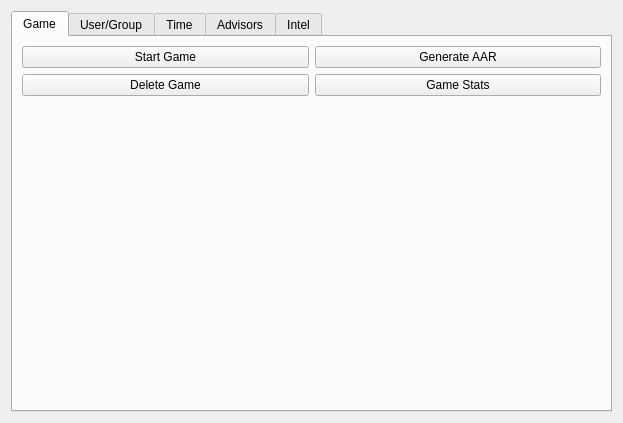
Old version of the form ui/EditScenarioForm.ui in the repository dmzdev/stance.
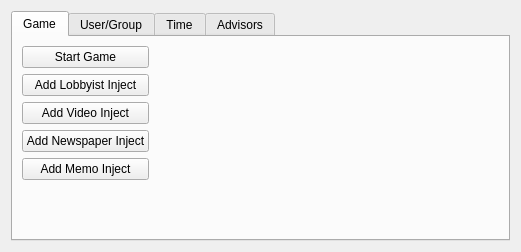
New version of the form. The open tabs and pages were chosen to show the change.

Commit message: Display name in app window title. Admin can see current group's media.

What changed in the file:
```diff
--- a/ui/EditScenarioForm.ui
+++ b/ui/EditScenarioForm.ui
@@ -6,8 +6,8 @@
    <rect>
     <x>0</x>
     <y>0</y>
-    <width>623</width>
-    <height>423</height>
+    <width>521</width>
+    <height>252</height>
    </rect>
   </property>
   <property name="windowTitle">
@@ -25,52 +25,41 @@
       </attribute>
       <layout class="QHBoxLayout" name="horizontalLayout_27">
        <item>
-        <layout class="QVBoxLayout" name="verticalLayout_37">
-         <item>
-          <layout class="QHBoxLayout" name="horizontalLayout_28">
-           <item>
-            <layout class="QVBoxLayout" name="verticalLayout_38">
+        <layout class="QVBoxLayout" name="verticalLayout_4">
              <item>
               <widget class="QPushButton" name="gameStateButton">
-               <property name="sizePolicy">
-                <sizepolicy hsizetype="Minimum" vsizetype="Minimum">
-                 <horstretch>0</horstretch>
-                 <verstretch>0</verstretch>
-                </sizepolicy>
-               </property>
                <property name="text">
                 <string>Start Game</string>
                </property>
               </widget>
              </item>
              <item>
-              <widget class="QPushButton" name="deleteGameButton">
+          <widget class="QPushButton" name="addLobbyistButton">
                <property name="text">
-                <string>Delete Game</string>
+            <string>Add Lobbyist Inject</string>
                </property>
               </widget>
              </item>
-            </layout>
-           </item>
            <item>
-            <layout class="QVBoxLayout" name="verticalLayout_39">
-             <item>
-              <widget class="QPushButton" name="generateReportButton">
+          <widget class="QPushButton" name="addVideoInjectButton">
                <property name="text">
-                <string>Generate AAR</string>
+            <string>Add Video Inject</string>
                </property>
               </widget>
              </item>
              <item>
-              <widget class="QPushButton" name="gameStatsButton">
+          <widget class="QPushButton" name="addNewspaperInjectButton">
                <property name="text">
-                <string>Game Stats</string>
+            <string>Add Newspaper Inject</string>
                </property>
               </widget>
              </item>
-            </layout>
-           </item>
-          </layout>
+         <item>
+          <widget class="QPushButton" name="addMemoInjectButton">
+           <property name="text">
+            <string>Add Memo Inject</string>
+           </property>
+          </widget>
          </item>
          <item>
           <spacer name="verticalSpacer_9">
@@ -80,13 +69,26 @@
            <property name="sizeHint" stdset="0">
             <size>
              <width>20</width>
-             <height>40</height>
+             <height>171</height>
             </size>
            </property>
           </spacer>
          </item>
         </layout>
        </item>
+       <item>
+        <spacer name="horizontalSpacer_2">
+         <property name="orientation">
+          <enum>Qt::Horizontal</enum>
+         </property>
+         <property name="sizeHint" stdset="0">
+          <size>
+           <width>122</width>
+           <height>20</height>
+          </size>
+         </property>
+        </spacer>
+       </item>
       </layout>
      </widget>
      <widget class="QWidget" name="tab_14">
@@ -439,61 +441,6 @@
        </item>
       </layout>
      </widget>
-     <widget class="QWidget" name="tab_18">
-      <attribute name="title">
-       <string>Intel</string>
-      </attribute>
-      <layout class="QVBoxLayout" name="verticalLayout_52">
-       <item>
-        <layout class="QVBoxLayout" name="verticalLayout_53">
-         <item>
-          <layout class="QHBoxLayout" name="horizontalLayout">
-           <item>
-            <widget class="QPushButton" name="addInjectButton">
-             <property name="text">
-              <string>Add Media Inject</string>
-             </property>
-            </widget>
-           </item>
-           <item>
-            <widget class="QPushButton" name="addLobbyistButton">
-             <property name="text">
-              <string>Add Lobbyist Inject</string>
-             </property>
-            </widget>
-           </item>
-           <item>
-            <spacer name="horizontalSpacer">
-             <property name="orientation">
-              <enum>Qt::Horizontal</enum>
-             </property>
-             <property name="sizeHint" stdset="0">
-              <size>
-               <width>40</width>
-               <height>20</height>
-              </size>
-             </property>
-            </spacer>
-           </item>
-          </layout>
-         </item>
-         <item>
-          <spacer name="verticalSpacer_12">
-           <property name="orientation">
-            <enum>Qt::Vertical</enum>
-           </property>
-           <property name="sizeHint" stdset="0">
-            <size>
-             <width>20</width>
-             <height>40</height>
-            </size>
-           </property>
-          </spacer>
-         </item>
-        </layout>
-       </item>
-      </layout>
-     </widget>
     </widget>
    </item>
   </layout>
```
Left out of the diff: 4 changed lines with no effect on the pictures. Lines whose indentation alone changed are shown as unchanged. The commit also changes 8 other files.
